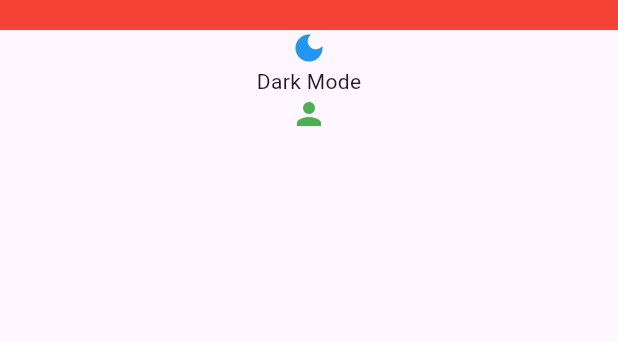
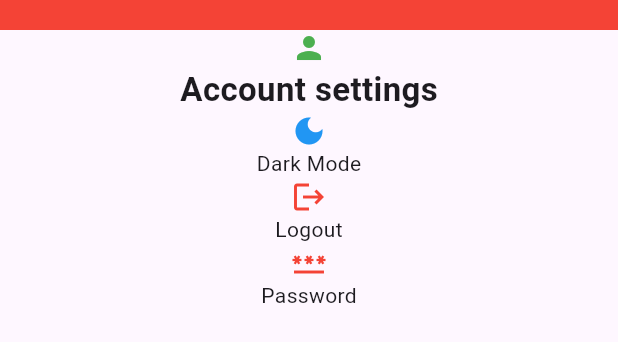
Before and after one commit to rhanakeawe/comrades_flutter, a Flutter app: the SettingsScreen widget shown alone on an empty page, opened directly, on a phone screen of 412 x 824 dp. Shown: the top 342 px of the screen. Run offline on Flutter 3.47's test engine with Material 3 defaults, Android fonts, the phone set to English and light mode, and no system bars; our stand-ins replace cloud_firestore, firebase_auth, firebase_core, firebase_storage, getwidget, google_fonts and 2 more; accounts and stored records are empty.

Commit message:
settings page update

```diff
--- a/lib/views/settings/settings.dart
+++ b/lib/views/settings/settings.dart
@@ -37,16 +37,33 @@ class SettingsScreen extends StatelessWidget {
           const Expanded(
               child: Column(
                 children: [
+
+                  Icon(
+                      Icons.person,
+                      color: Colors.green
+                  ),
+                  Text('Account settings', style: TextStyle(fontSize: 22, fontWeight: FontWeight.bold)),
+
                   Icon(
                     Icons.dark_mode,
-                        color: Colors.blue
+                        color: Colors.blue,
 
                   ),
+                  SizedBox(width:10),
                   Text('Dark Mode'),
 
                   Icon(
-                      Icons.person,
-                      color: Colors.green)
+                      Icons.logout,
+                      color: Colors.red
+                  ),
+                  Text('Logout'),
+
+                  Icon(
+                      Icons.password,
+                      color: Colors.red
+                  ),
+                  Text('Password')
+
                 ],
               )),
 
```
